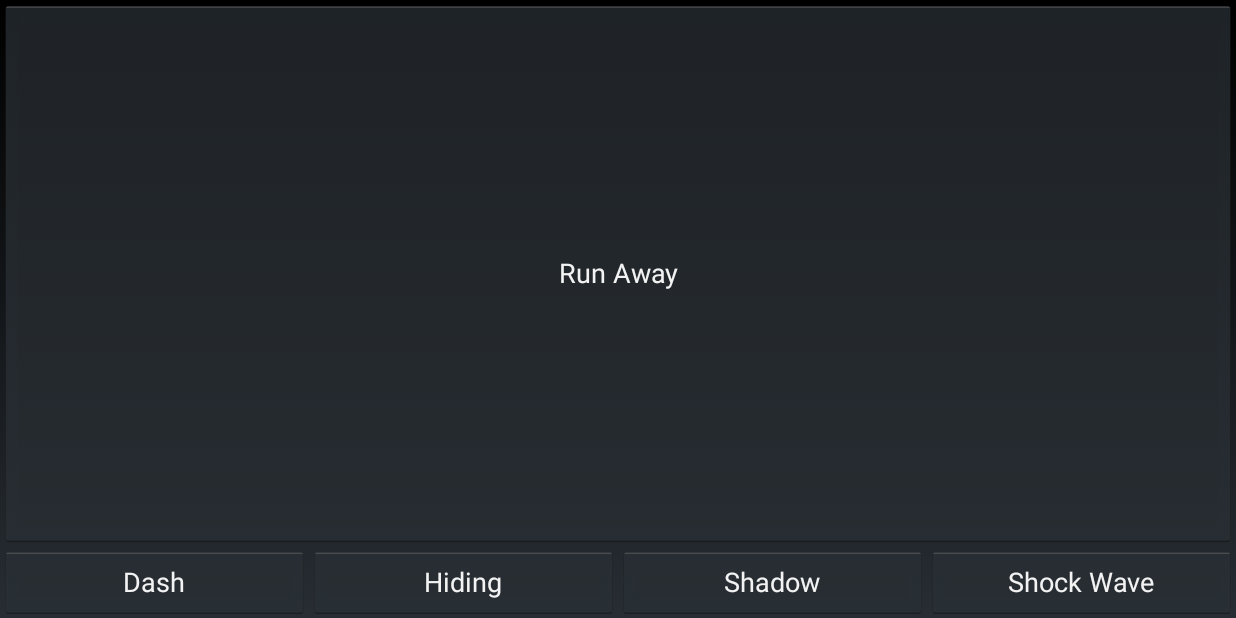
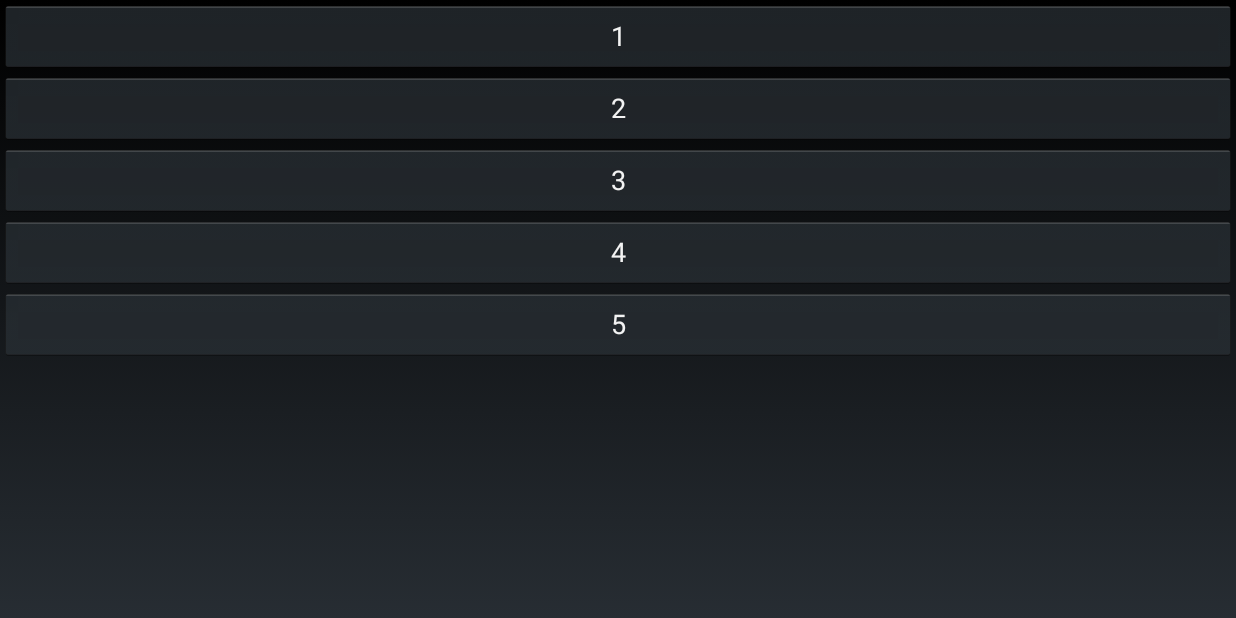
Before and after one commit to Medowhill/runaway, an Android app: the screen it shows after launch (GameReadyActivity before the commit, StageSelectActivity after it), on a phone screen of 824 x 412 dp (held sideways). Run offline under Robolectric (Android 15) with nearby library versions, the phone set to English and light mode, and no system bars.

Commit message:
Stage selection added

```diff
--- a/app/src/main/AndroidManifest.xml
+++ b/app/src/main/AndroidManifest.xml
@@ -8,7 +8,7 @@
         android:label="@string/app_name"
         android:theme="@android:style/Theme.Holo.NoActionBar.Fullscreen">
         <activity
-            android:name=".activity.GameReadyActivity"
+            android:name=".activity.StageSelectActivity"
             android:screenOrientation="landscape">
             <intent-filter>
                 <action android:name="android.intent.action.MAIN" />
@@ -17,6 +17,9 @@
             </intent-filter>
         </activity>
         <activity
+            android:name=".activity.GameReadyActivity"
+            android:screenOrientation="landscape"></activity>
+        <activity
             android:name=".activity.GameActivity"
             android:screenOrientation="landscape"></activity>
     </application>
--- a/app/src/main/java/com/medowhill/jaemin/runaway/activity/GameActivity.java
+++ b/app/src/main/java/com/medowhill/jaemin/runaway/activity/GameActivity.java
@@ -75,9 +75,9 @@ public class GameActivity extends Activity {
         gameView.setDirectionControl(directionControl);
         gameView.setAbilityButtons(abilityButtons);
 
-        Stage stage = new Stage(this, 1);
+        Intent intent = getIntent();
+        Stage stage = new Stage(this, intent.getIntExtra("stage", 1));
         ArrayList<Ability> playerAbilities = stage.getPlayer().getAbilities();
-        Intent intent = getIntent();
         int[] abilities = intent.getIntArrayExtra("Ability");
         for (int i = 0; i < abilities.length; i++) {
             if (abilities[i] != -1)
--- a/app/src/main/java/com/medowhill/jaemin/runaway/activity/GameReadyActivity.java
+++ b/app/src/main/java/com/medowhill/jaemin/runaway/activity/GameReadyActivity.java
@@ -32,11 +32,15 @@ public class GameReadyActivity extends Activity {
         button3 = (Button) findViewById(R.id.gameReady_button_ability3);
         button4 = (Button) findViewById(R.id.gameReady_button_ability4);
 
+        Intent intent = getIntent();
+        final int stage = intent.getIntExtra("stage", 1);
+
         button.setOnClickListener(new View.OnClickListener() {
             @Override
             public void onClick(View v) {
                 Intent intent = new Intent(getApplicationContext(), GameActivity.class);
                 intent.putExtra("Ability", new int[]{ability1, ability2, ability3, ability4});
+                intent.putExtra("stage", stage);
                 startActivity(intent);
             }
         });
--- /dev/null
+++ b/app/src/main/java/com/medowhill/jaemin/runaway/activity/StageSelectActivity.java
@@ -0,0 +1,41 @@
+package com.medowhill.jaemin.runaway.activity;
+
+import android.app.Activity;
+import android.content.Intent;
+import android.os.Bundle;
+import android.view.View;
+import android.widget.Button;
+
+import com.medowhill.jaemin.runaway.R;
+
+/**
+ * Created by Jaemin on 2015-09-10.
+ */
+public class StageSelectActivity extends Activity {
+
+    Button[] buttons = new Button[5];
+
+    int[] buttonId = new int[]{R.id.stageSelectButton1, R.id.stageSelectButton2, R.id.stageSelectButton3, R.id.stageSelectButton4, R.id.stageSelectButton5};
+
+    @Override
+    public void onCreate(Bundle savedInstanceState) {
+        super.onCreate(savedInstanceState);
+        setContentView(R.layout.activity_stageselect);
+
+        for (int i = 0; i < buttonId.length; i++) {
+            buttons[i] = (Button) findViewById(buttonId[i]);
+            buttons[i].setText(i + 1 + "");
+
+            final int k = i;
+            buttons[i].setOnClickListener(new View.OnClickListener() {
+                @Override
+                public void onClick(View v) {
+                    Intent intent = new Intent(getApplicationContext(), GameReadyActivity.class);
+                    intent.putExtra("stage", k + 1);
+                    startActivity(intent);
+                }
+            });
+        }
+
+    }
+}
--- a/app/src/main/java/com/medowhill/jaemin/runaway/view/GameView.java
+++ b/app/src/main/java/com/medowhill/jaemin/runaway/view/GameView.java
@@ -183,7 +183,8 @@ public class GameView extends SurfaceView implements SurfaceHolder.Callback {
                                     player.getIllusion().move();
                                 }
 
-                                if (!gameClear && player.getX() == stage.getxFinish() && player.getY() == stage.getyFinish()) {
+                                if (!gameClear && Math.abs(player.getX() - stage.getxFinish()) < player.getSpeed() * 2
+                                        && Math.abs(player.getY() - stage.getyFinish()) < player.getSpeed() * 2) {
                                     gameClear = true;
                                     Message message = new Message();
                                     message.what = 0;
--- /dev/null
+++ b/app/src/main/res/layout/activity_stageselect.xml
@@ -0,0 +1,32 @@
+<?xml version="1.0" encoding="utf-8"?>
+<LinearLayout xmlns:android="http://schemas.android.com/apk/res/android"
+    android:layout_width="match_parent"
+    android:layout_height="match_parent"
+    android:orientation="vertical">
+
+    <Button
+        android:id="@+id/stageSelectButton1"
+        android:layout_width="match_parent"
+        android:layout_height="wrap_content" />
+
+    <Button
+        android:id="@+id/stageSelectButton2"
+        android:layout_width="match_parent"
+        android:layout_height="wrap_content" />
+
+    <Button
+        android:id="@+id/stageSelectButton3"
+        android:layout_width="match_parent"
+        android:layout_height="wrap_content" />
+
+    <Button
+        android:id="@+id/stageSelectButton4"
+        android:layout_width="match_parent"
+        android:layout_height="wrap_content" />
+
+    <Button
+        android:id="@+id/stageSelectButton5"
+        android:layout_width="match_parent"
+        android:layout_height="wrap_content" />
+
+</LinearLayout>
--- a/app/src/main/res/values/arrays.xml
+++ b/app/src/main/res/values/arrays.xml
@@ -2,7 +2,11 @@
 <resources>
 
     <string-array name="stageInfo">
-        <item>p,60,60,30/f,2940,5140/w,3000,3000,800,4400,3000,5200,0,2200,2200,800,0,0/e,p,1500,400</item>
+        <item>p,100,400/f,2900,400/w,3000,800,0,0/e,o,1500,400</item>
+        <item>p,2900,400/f,2900,2600/w,3000,800,800,2200,3000,3000,0,0/e,c,1500,400/e,o,400,1500/e,c,1500,2600</item>
+        <item>p,100,400/f,100,2600/w,3000,3000,0,2200,2200,800,0,0/e,t,1500,400/e,o,2600,1500/e,t,1500,2600</item>
+        <item>p,100,400/f,2800,3600/w,3000,2400,800,3200,3000,4000,0,1600,2200,800,0,0/e,o,2600,400/e,g,2600,1200/e,c,2600,2000/e,c,400,2000/e,g,400,2800/e,o,400,3600</item>
+        <item>p,100,400/f,2300,2000/w,4000,4000,0,1600,2400,2400,800,3200,3200,800,0,0/e,p,1800,400/e,t,3500,400/e,o,3600,2000/e,t,3600,3500/e,p,2000,3600/e,o,300,3500/e,t,300,1900</item>
     </string-array>
 
 </resources>
```
Also changed, not shown: app/src/main/java/com/medowhill/jaemin/runaway/object/GameObject.java (+8 -4 lines).
